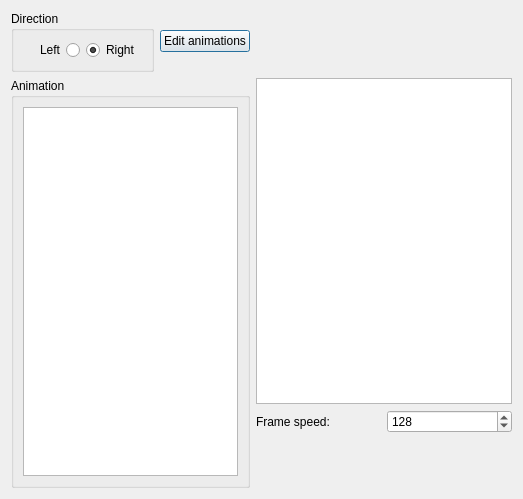
Above: PlayableCalibrator/animator/animator.ui from WohlSoft/Moondust-Project before the change. Below: the same form after it.
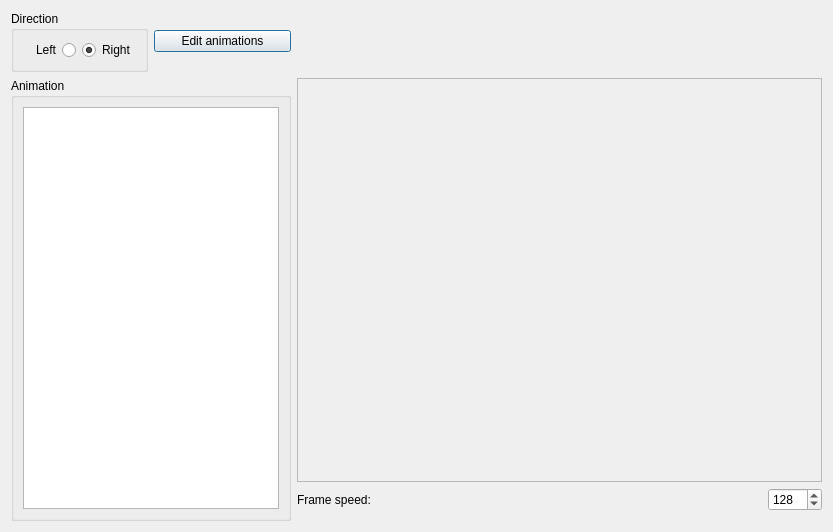
That is the form after the change. Icons and pictures are not drawn. Custom widgets are drawn as their Qt base class.

Commit message:
Calibrator: Improvement of the animator
Using a new united render scene rather separated crap

What changed in the file:
```diff
--- a/PlayableCalibrator/animator/animator.ui
+++ b/PlayableCalibrator/animator/animator.ui
@@ -6,8 +6,8 @@
    <rect>
     <x>0</x>
     <y>0</y>
-    <width>523</width>
-    <height>499</height>
+    <width>833</width>
+    <height>532</height>
    </rect>
   </property>
   <property name="windowTitle">
@@ -17,7 +17,14 @@
    <iconset resource="../_resources/images.qrc">
     <normaloff>:/images/Icon16.png</normaloff>:/images/Icon16.png</iconset>
   </property>
-  <layout class="QGridLayout" name="gridLayout_3" rowstretch="0,1,80,10" columnstretch="80,0,0,0">
+  <layout class="QGridLayout" name="gridLayout_3" rowstretch="0,1000,0,10" columnstretch="0,0,1000,0,0">
+   <item row="0" column="1">
+    <widget class="QPushButton" name="EditAnimationBtn">
+     <property name="text">
+      <string>Edit animations</string>
+     </property>
+    </widget>
+   </item>
    <item row="0" column="0">
     <widget class="QGroupBox" name="groupBox">
      <property name="title">
@@ -50,6 +57,29 @@
      </layout>
     </widget>
    </item>
+   <item row="1" column="0" rowspan="3" colspan="2">
+    <widget class="QGroupBox" name="groupBox_2">
+     <property name="title">
+      <string>Animation</string>
+     </property>
+     <layout class="QGridLayout" name="gridLayout_2">
+      <item row="0" column="0" colspan="2">
+       <widget class="QListWidget" name="animationsList">
+        <property name="editTriggers">
+         <set>QAbstractItemView::NoEditTriggers</set>
+        </property>
+       </widget>
+      </item>
+     </layout>
+    </widget>
+   </item>
+   <item row="2" column="2">
+    <widget class="QLabel" name="label">
+     <property name="text">
+      <string>Frame speed:</string>
+     </property>
+    </widget>
+   </item>
    <item row="2" column="3">
     <widget class="QSpinBox" name="FrameSpeed">
      <property name="minimum">
@@ -63,27 +93,7 @@
      </property>
     </widget>
    </item>
-   <item row="0" column="3">
-    <spacer name="verticalSpacer">
-     <property name="orientation">
-      <enum>Qt::Vertical</enum>
-     </property>
-     <property name="sizeHint" stdset="0">
-      <size>
-       <width>20</width>
-       <height>47</height>
-      </size>
-     </property>
-    </spacer>
-   </item>
-   <item row="0" column="1">
-    <widget class="QPushButton" name="EditAnimationBtn">
-     <property name="text">
-      <string>Edit animations</string>
-     </property>
-    </widget>
-   </item>
-   <item row="3" column="3">
+   <item row="3" column="2">
     <spacer name="verticalSpacer_2">
      <property name="orientation">
       <enum>Qt::Vertical</enum>
@@ -96,41 +106,45 @@
      </property>
     </spacer>
    </item>
-   <item row="2" column="2">
-    <widget class="QLabel" name="label">
-     <property name="text">
-      <string>Frame speed:</string>
-     </property>
-    </widget>
-   </item>
    <item row="1" column="2" colspan="2">
-    <widget class="QGraphicsView" name="AnimatorView">
+    <widget class="FrameTuneScene" name="preview">
      <property name="minimumSize">
       <size>
-       <width>256</width>
-       <height>326</height>
+       <width>450</width>
+       <height>0</height>
       </size>
      </property>
+     <property name="frameShape">
+      <enum>QFrame::StyledPanel</enum>
+     </property>
+     <property name="frameShadow">
+      <enum>QFrame::Raised</enum>
+     </property>
     </widget>
    </item>
-   <item row="1" column="0" rowspan="3" colspan="2">
-    <widget class="QGroupBox" name="groupBox_2">
-     <property name="title">
-      <string>Animation</string>
+   <item row="0" column="2" colspan="2">
+    <spacer name="verticalSpacer">
+     <property name="orientation">
+      <enum>Qt::Vertical</enum>
      </property>
-     <layout class="QGridLayout" name="gridLayout_2">
-      <item row="0" column="0" colspan="2">
-       <widget class="QListWidget" name="animationsList">
-        <property name="editTriggers">
-         <set>QAbstractItemView::NoEditTriggers</set>
-        </property>
-       </widget>
-      </item>
-     </layout>
-    </widget>
+     <property name="sizeHint" stdset="0">
+      <size>
+       <width>20</width>
+       <height>47</height>
+      </size>
+     </property>
+    </spacer>
    </item>
   </layout>
  </widget>
+ <customwidgets>
+  <customwidget>
+   <class>FrameTuneScene</class>
+   <extends>QFrame</extends>
+   <header>main/frame_tune_scene.h</header>
+   <container>1</container>
+  </customwidget>
+ </customwidgets>
  <tabstops>
   <tabstop>directLeft</tabstop>
   <tabstop>directRight</tabstop>
```
Left out of the diff: 3 changed lines with no effect on the pictures. The commit also changes 6 other files.
